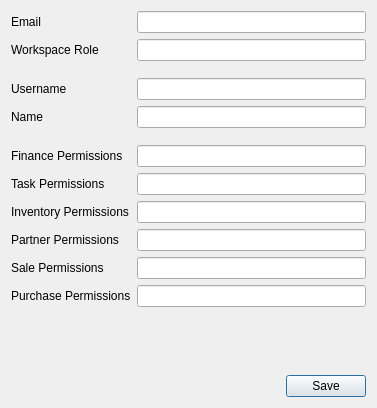
This is dialog/userprofiledialog.ui in ytxerp/ytx-client as Qt 5 draws it before an edit. The edited form follows.
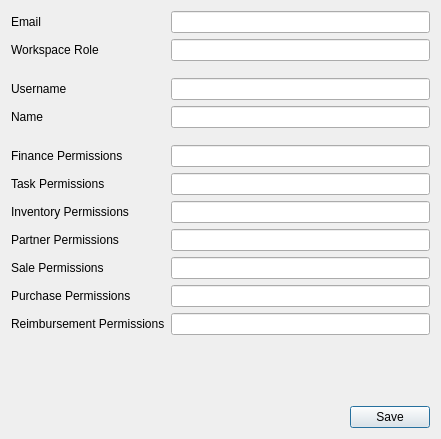
This is the edited form.

Patch:
```diff
--- a/dialog/userprofiledialog.ui
+++ b/dialog/userprofiledialog.ui
@@ -6,8 +6,8 @@
    <rect>
     <x>0</x>
     <y>0</y>
-    <width>377</width>
-    <height>408</height>
+    <width>441</width>
+    <height>439</height>
    </rect>
   </property>
   <property name="windowTitle">
@@ -180,6 +180,16 @@
        </property>
       </spacer>
      </item>
+     <item row="12" column="0">
+      <widget class="QLabel" name="label_8">
+       <property name="text">
+        <string>Reimbursement Permissions</string>
+       </property>
+      </widget>
+     </item>
+     <item row="12" column="1">
+      <widget class="QLineEdit" name="lineEditReimbursementPermissions"/>
+     </item>
     </layout>
    </item>
    <item>
```
